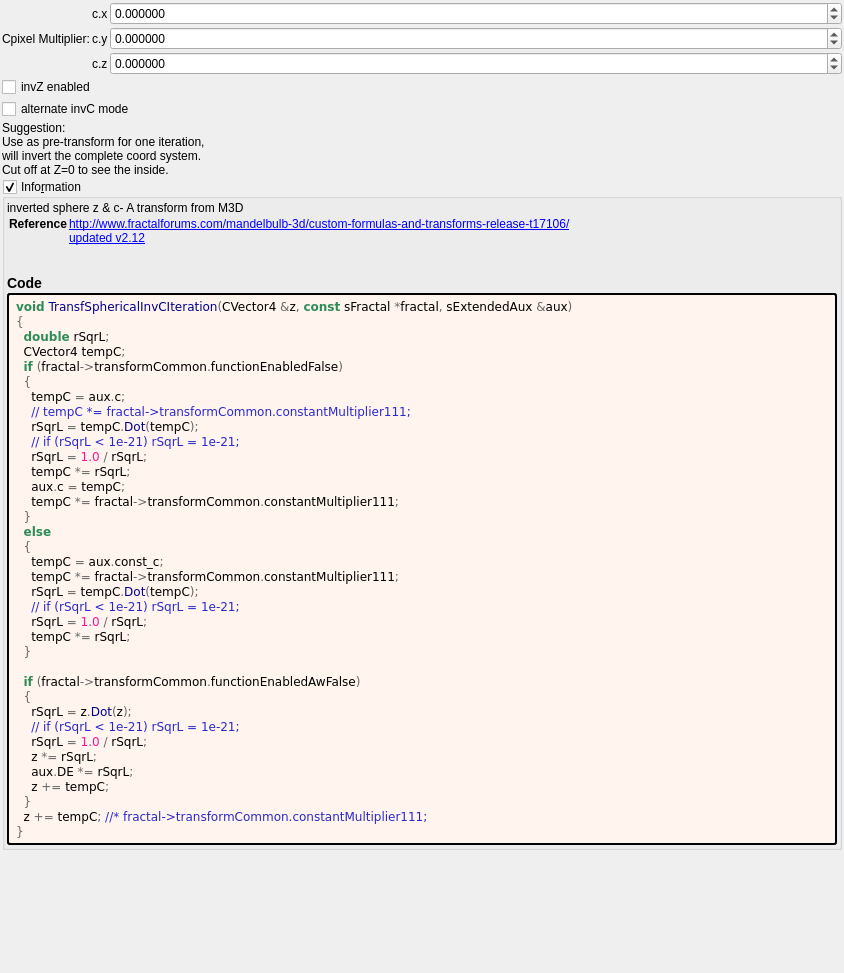
First picture: the form in mandelbulber2/formula/ui/transf_spherical_inv_c.ui, repository buddhi1980/mandelbulber2, before the edit.
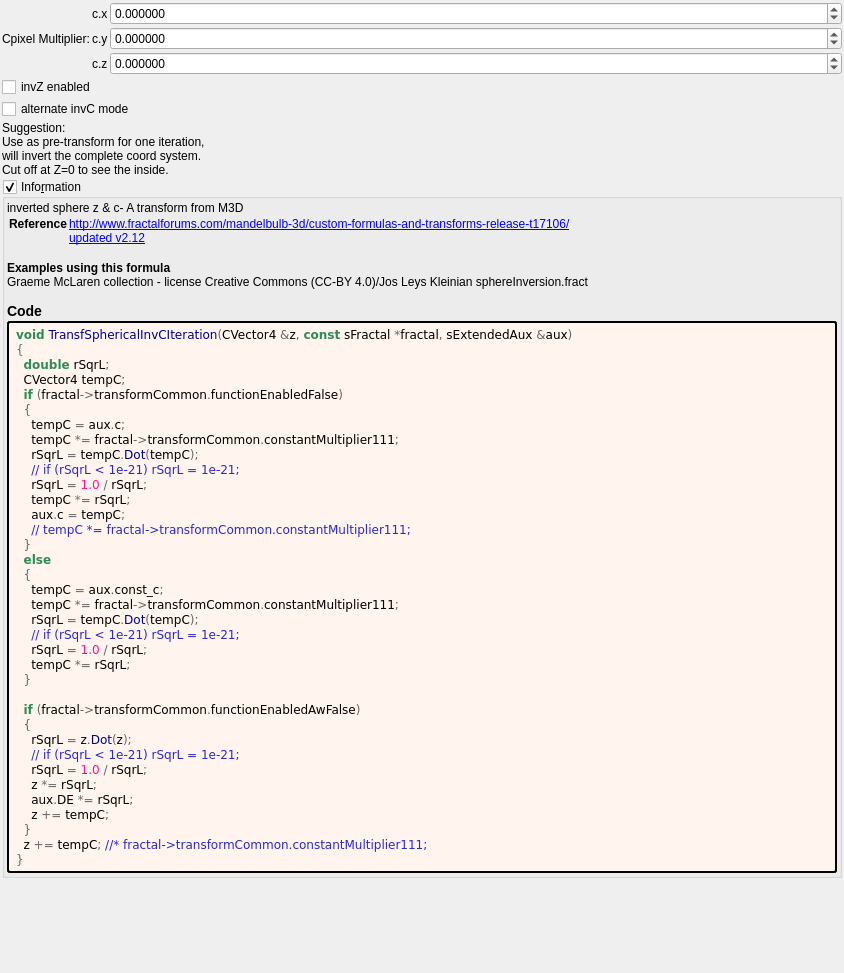
Second picture: the form after the edit. Custom widgets are drawn as their Qt base class.

Diff of the .ui file:
```diff
--- a/mandelbulber2/formula/ui/transf_spherical_inv_c.ui
+++ b/mandelbulber2/formula/ui/transf_spherical_inv_c.ui
@@ -210,7 +210,7 @@
 &lt;a href=&quot;updated v2.12&quot;&gt;updated v2.12&lt;br&gt;
 &lt;/td&gt;&lt;/tr&gt;
 &lt;/table&gt;
-&lt;h3&gt;Code&lt;/h3&gt;</string>
+&lt;br&gt;&lt;b&gt;Examples using this formula&lt;/b&gt;&lt;br&gt;Graeme McLaren  collection - license Creative Commons  (CC-BY 4.0)/Jos Leys Kleinian sphereInversion.fract&lt;h3&gt;Code&lt;/h3&gt;</string>
         </property>
         <property name="wordWrap">
          <bool>true</bool>
@@ -237,13 +237,13 @@
   &lt;span style=&quot;color:#2e8b57; font-weight:bold&quot;&gt;if&lt;/span&gt; &lt;span style=&quot;color:#676767&quot;&gt;(&lt;/span&gt;fractal&lt;span style=&quot;color:#676767&quot;&gt;-&amp;gt;&lt;/span&gt;transformCommon&lt;span style=&quot;color:#676767&quot;&gt;.&lt;/span&gt;functionEnabledFalse&lt;span style=&quot;color:#676767&quot;&gt;)&lt;/span&gt;
   &lt;span style=&quot;color:#676767&quot;&gt;{&lt;/span&gt;
     tempC &lt;span style=&quot;color:#676767&quot;&gt;=&lt;/span&gt; aux&lt;span style=&quot;color:#676767&quot;&gt;.&lt;/span&gt;c&lt;span style=&quot;color:#676767&quot;&gt;;&lt;/span&gt;
-    &lt;span style=&quot;color:#2929cc&quot;&gt;// tempC *= fractal-&amp;gt;transformCommon.constantMultiplier111;&lt;/span&gt;
+    tempC &lt;span style=&quot;color:#676767&quot;&gt;*=&lt;/span&gt; fractal&lt;span style=&quot;color:#676767&quot;&gt;-&amp;gt;&lt;/span&gt;transformCommon&lt;span style=&quot;color:#676767&quot;&gt;.&lt;/span&gt;constantMultiplier111&lt;span style=&quot;color:#676767&quot;&gt;;&lt;/span&gt;
     rSqrL &lt;span style=&quot;color:#676767&quot;&gt;=&lt;/span&gt; tempC&lt;span style=&quot;color:#676767&quot;&gt;.&lt;/span&gt;&lt;span style=&quot;color:#00008f&quot;&gt;Dot&lt;/span&gt;&lt;span style=&quot;color:#676767&quot;&gt;(&lt;/span&gt;tempC&lt;span style=&quot;color:#676767&quot;&gt;);&lt;/span&gt;
     &lt;span style=&quot;color:#2929cc&quot;&gt;// if (rSqrL &amp;lt; 1e-21) rSqrL = 1e-21;&lt;/span&gt;
     rSqrL &lt;span style=&quot;color:#676767&quot;&gt;=&lt;/span&gt; &lt;span style=&quot;color:#ff1493&quot;&gt;1.0&lt;/span&gt; &lt;span style=&quot;color:#676767&quot;&gt;/&lt;/span&gt; rSqrL&lt;span style=&quot;color:#676767&quot;&gt;;&lt;/span&gt;
     tempC &lt;span style=&quot;color:#676767&quot;&gt;*=&lt;/span&gt; rSqrL&lt;span style=&quot;color:#676767&quot;&gt;;&lt;/span&gt;
     aux&lt;span style=&quot;color:#676767&quot;&gt;.&lt;/span&gt;c &lt;span style=&quot;color:#676767&quot;&gt;=&lt;/span&gt; tempC&lt;span style=&quot;color:#676767&quot;&gt;;&lt;/span&gt;
-    tempC &lt;span style=&quot;color:#676767&quot;&gt;*=&lt;/span&gt; fractal&lt;span style=&quot;color:#676767&quot;&gt;-&amp;gt;&lt;/span&gt;transformCommon&lt;span style=&quot;color:#676767&quot;&gt;.&lt;/span&gt;constantMultiplier111&lt;span style=&quot;color:#676767&quot;&gt;;&lt;/span&gt;
+    &lt;span style=&quot;color:#2929cc&quot;&gt;// tempC *= fractal-&amp;gt;transformCommon.constantMultiplier111;&lt;/span&gt;
   &lt;span style=&quot;color:#676767&quot;&gt;}&lt;/span&gt;
   &lt;span style=&quot;color:#2e8b57; font-weight:bold&quot;&gt;else&lt;/span&gt;
   &lt;span style=&quot;color:#676767&quot;&gt;{&lt;/span&gt;
```
